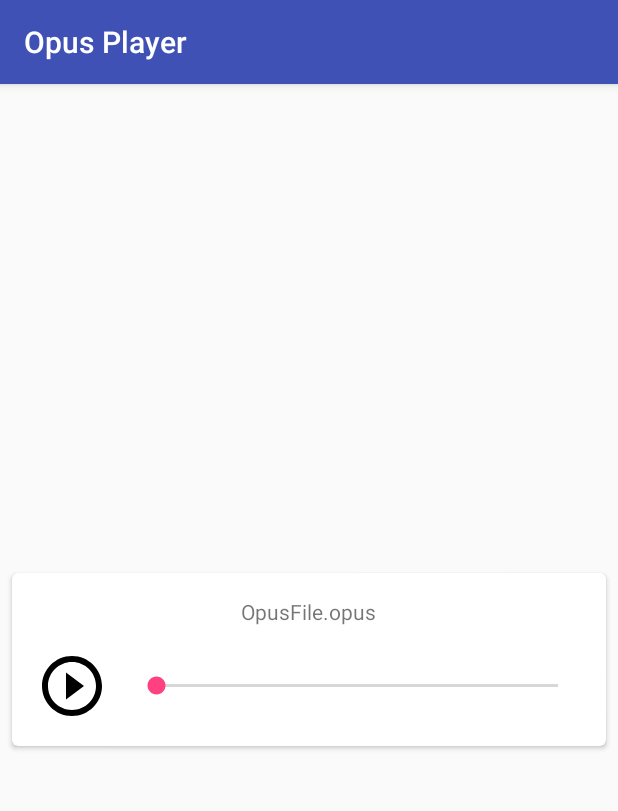
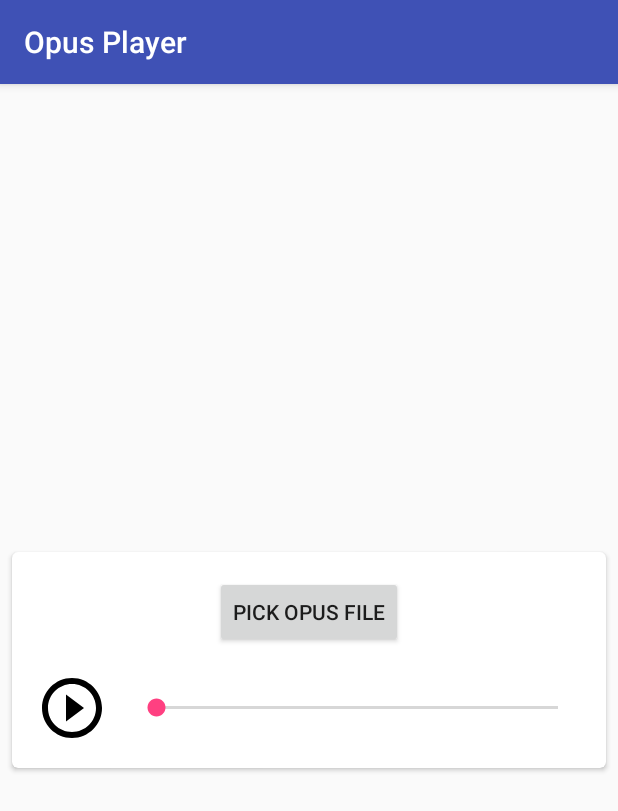
Before and after one commit to kukuhsain/OpusPlayerAndroid, an Android app: the screen it shows after launch (MainActivity), on a phone screen of 412 x 824 dp. Shown: the top 811 px of the screen. Run offline under Robolectric (Android 15) with nearby library versions, the phone set to English and light mode, and no system bars.

Commit message:
Update activity_main layout

```diff
--- a/app/src/main/res/layout/activity_main.xml
+++ b/app/src/main/res/layout/activity_main.xml
@@ -22,24 +22,50 @@
             android:padding="8dp">
 
             <TextView
+                android:id="@+id/tv_file_name"
                 android:layout_width="wrap_content"
                 android:layout_height="wrap_content"
                 android:layout_gravity="center"
-                android:padding="8dp"
-                android:text="OpusFile.opus" />
+                android:layout_margin="8dp"
+                android:text="OpusFile.opus"
+                android:visibility="gone"/>
+
+            <Button
+                android:id="@+id/btn_pick"
+                android:layout_width="wrap_content"
+                android:layout_height="wrap_content"
+                android:layout_gravity="center"
+                android:layout_margin="8dp"
+                android:text="Pick Opus File"/>
 
             <LinearLayout
                 android:layout_width="match_parent"
                 android:layout_height="wrap_content"
                 android:orientation="horizontal">
 
-                <ImageView
+                <FrameLayout
                     android:layout_width="wrap_content"
-                    android:layout_height="wrap_content"
-                    android:layout_margin="8dp"
-                    android:src="@drawable/ic_play_circle_outline_black_48dp" />
+                    android:layout_height="wrap_content">
+
+                    <ImageView
+                        android:id="@+id/iv_play"
+                        android:layout_width="wrap_content"
+                        android:layout_height="wrap_content"
+                        android:layout_margin="8dp"
+                        android:src="@drawable/ic_play_circle_outline_black_48dp"/>
+
+                    <ImageView
+                        android:id="@+id/iv_pause"
+                        android:layout_width="wrap_content"
+                        android:layout_height="wrap_content"
+                        android:layout_margin="8dp"
+                        android:src="@drawable/ic_pause_circle_outline_black_48dp"
+                        android:visibility="gone"/>
+
+                </FrameLayout>
 
                 <SeekBar
+                    android:id="@+id/sk_progress"
                     android:layout_width="match_parent"
                     android:layout_height="wrap_content"
                     android:layout_margin="8dp"
@@ -51,7 +77,4 @@
 
     </android.support.v7.widget.CardView>
 
-
-
-
 </LinearLayout>
```
